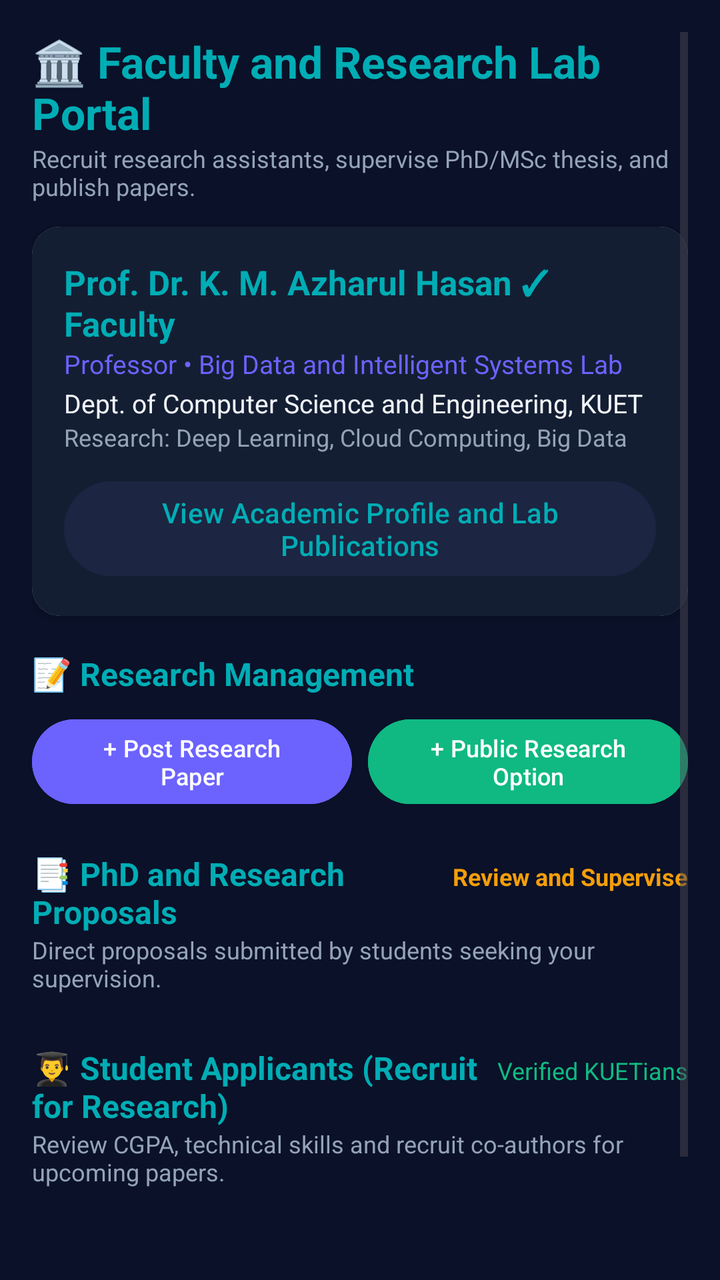
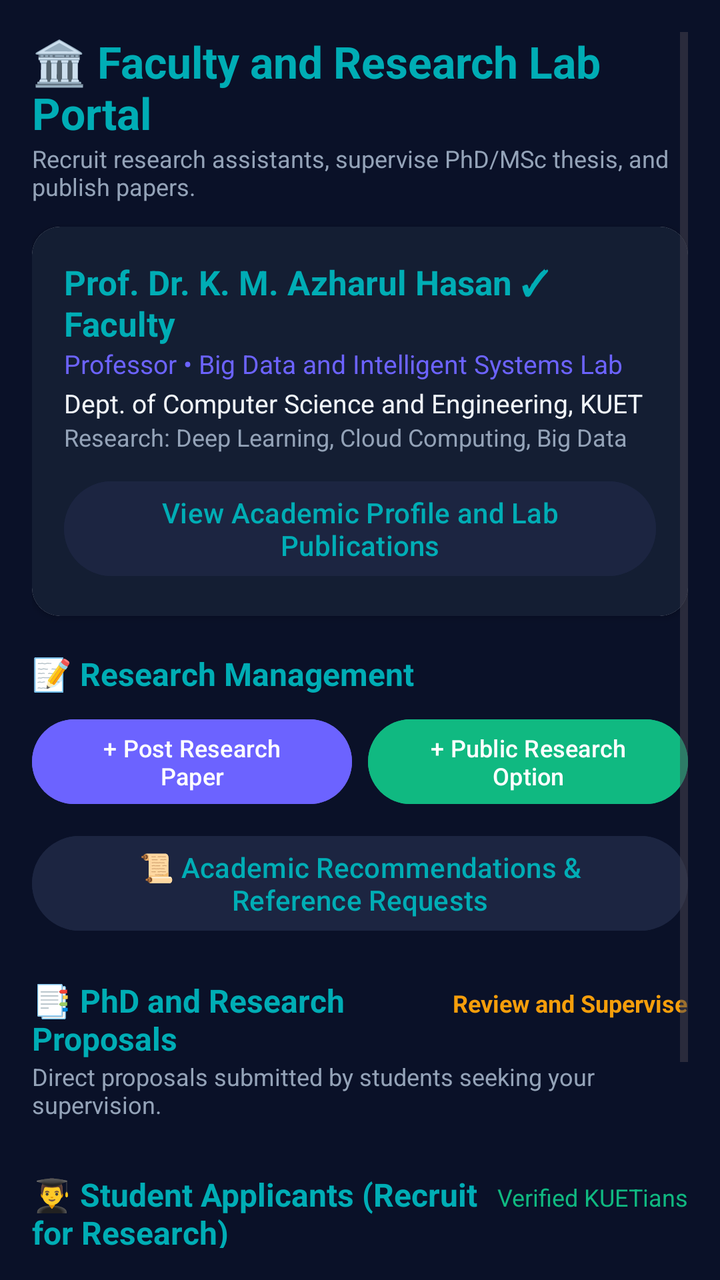

Compare the two renders of this Android layout. The source of the first and the diff that turns it into the second are given below.
<!-- AndroidManifest.xml: application theme Theme.WizardsOfTeligati -->
<!-- res/layout/fragment_teacher.xml -->
<?xml version="1.0" encoding="utf-8"?>
<ScrollView xmlns:android="http://schemas.android.com/apk/res/android"
    xmlns:app="http://schemas.android.com/apk/res-auto"
    android:layout_width="match_parent"
    android:layout_height="match_parent"
    android:background="@color/deep_navy"
    android:padding="16dp">

    <LinearLayout
        android:layout_width="match_parent"
        android:layout_height="wrap_content"
        android:orientation="vertical">

        
        <TextView
            android:layout_width="wrap_content"
            android:layout_height="wrap_content"
            android:text="🏛️ Faculty and Research Lab Portal"
            android:textColor="@color/mystic_cyan"
            android:textSize="22sp"
            android:textStyle="bold" />

        <TextView
            android:layout_width="wrap_content"
            android:layout_height="wrap_content"
            android:text="Recruit research assistants, supervise PhD/MSc thesis, and publish papers."
            android:textColor="@color/text_secondary"
            android:textSize="12sp" />

        
        <androidx.cardview.widget.CardView
            android:layout_width="match_parent"
            android:layout_height="wrap_content"
            android:layout_marginTop="12dp"
            app:cardCornerRadius="14dp">

            <LinearLayout
                android:layout_width="match_parent"
                android:layout_height="wrap_content"
                android:background="@color/card_dark"
                android:orientation="vertical"
                android:padding="16dp">

                <TextView
                    android:id="@+id/tvTeacherName"
                    android:layout_width="wrap_content"
                    android:layout_height="wrap_content"
                    android:text="Prof. Dr. K. M. Azharul Hasan ✓ Faculty"
                    android:textColor="@color/mystic_cyan"
                    android:textSize="17sp"
                    android:textStyle="bold" />

                <TextView
                    android:id="@+id/tvTeacherMeta"
                    android:layout_width="wrap_content"
                    android:layout_height="wrap_content"
                    android:text="Professor • Big Data and Intelligent Systems Lab"
                    android:textColor="@color/accent_purple"
                    android:textSize="13sp" />

                <TextView
                    android:layout_width="wrap_content"
                    android:layout_height="wrap_content"
                    android:layout_marginTop="2dp"
                    android:text="Dept. of Computer Science and Engineering, KUET"
                    android:textColor="@color/text_primary"
                    android:textSize="13sp" />

                <TextView
                    android:layout_width="wrap_content"
                    android:layout_height="wrap_content"
                    android:text="Research: Deep Learning, Cloud Computing, Big Data"
                    android:textColor="@color/text_secondary"
                    android:textSize="12sp" />

                <Button
                    android:id="@+id/btnTeacherProfile"
                    android:layout_width="match_parent"
                    android:layout_height="wrap_content"
                    android:layout_marginTop="10dp"
                    android:backgroundTint="@color/indigo_dark"
                    android:text="View Academic Profile and Lab Publications"
                    android:textColor="@color/mystic_cyan" />
            </LinearLayout>
        </androidx.cardview.widget.CardView>

        
        <TextView
            android:layout_width="wrap_content"
            android:layout_height="wrap_content"
            android:layout_marginTop="18dp"
            android:text="📝 Research Management"
            android:textColor="@color/mystic_cyan"
            android:textSize="16sp"
            android:textStyle="bold" />

        <LinearLayout
            android:layout_width="match_parent"
            android:layout_height="wrap_content"
            android:layout_marginTop="8dp"
            android:orientation="horizontal">

            <Button
                android:id="@+id/btnTeacherPostPaper"
                android:layout_width="0dp"
                android:layout_height="wrap_content"
                android:layout_weight="1"
                android:backgroundTint="@color/accent_purple"
                android:text="+ Post Research Paper"
                android:textColor="@color/white"
                android:textSize="12sp" />

            <Button
                android:id="@+id/btnTeacherPublicResearch"
                android:layout_width="0dp"
                android:layout_height="wrap_content"
                android:layout_marginStart="8dp"
                android:layout_weight="1"
                android:backgroundTint="@color/emerald_green"
                android:text="+ Public Research Option"
                android:textColor="@color/white"
                android:textSize="12sp" />
        </LinearLayout>

        
        <LinearLayout
            android:layout_width="match_parent"
            android:layout_height="wrap_content"
            android:layout_marginTop="20dp"
            android:orientation="horizontal">

            <TextView
                android:layout_width="0dp"
                android:layout_height="wrap_content"
                android:layout_weight="1"
                android:text="📑 PhD and Research Proposals"
                android:textColor="@color/mystic_cyan"
                android:textSize="16sp"
                android:textStyle="bold" />

            <TextView
                android:layout_width="wrap_content"
                android:layout_height="wrap_content"
                android:text="Review and Supervise"
                android:textColor="@color/accent_gold"
                android:textSize="12sp"
                android:textStyle="bold" />
        </LinearLayout>

        <TextView
            android:layout_width="wrap_content"
            android:layout_height="wrap_content"
            android:text="Direct proposals submitted by students seeking your supervision."
            android:textColor="@color/text_secondary"
            android:textSize="12sp" />

        <androidx.recyclerview.widget.RecyclerView
            android:id="@+id/rvTeacherProposals"
            android:layout_width="match_parent"
            android:layout_height="wrap_content"
            android:layout_marginTop="6dp"
            android:nestedScrollingEnabled="false" />

        
        <LinearLayout
            android:layout_width="match_parent"
            android:layout_height="wrap_content"
            android:layout_marginTop="20dp"
            android:orientation="horizontal">

            <TextView
                android:layout_width="0dp"
                android:layout_height="wrap_content"
                android:layout_weight="1"
                android:text="👨‍🎓 Student Applicants (Recruit for Research)"
                android:textColor="@color/mystic_cyan"
                android:textSize="16sp"
                android:textStyle="bold" />

            <TextView
                android:layout_width="wrap_content"
                android:layout_height="wrap_content"
                android:text="Verified KUETians"
                android:textColor="@color/emerald_green"
                android:textSize="12sp" />
        </LinearLayout>

        <TextView
            android:layout_width="wrap_content"
            android:layout_height="wrap_content"
            android:text="Review CGPA, technical skills and recruit co-authors for upcoming papers."
            android:textColor="@color/text_secondary"
            android:textSize="12sp" />

        <androidx.recyclerview.widget.RecyclerView
            android:id="@+id/rvTeacherStudents"
            android:layout_width="match_parent"
            android:layout_height="wrap_content"
            android:layout_marginTop="6dp"
            android:nestedScrollingEnabled="false" />

        
        <Button
            android:id="@+id/btnLogout"
            android:layout_width="match_parent"
            android:layout_height="wrap_content"
            android:layout_marginTop="20dp"
            android:layout_marginBottom="24dp"
            android:backgroundTint="@color/card_dark"
            android:text="Switch Role / Log Out"
            android:textColor="@color/text_secondary" />
    </LinearLayout>
</ScrollView>
<!-- resources referenced by this layout -->
<resources>
  <color name="accent_gold">#F59E0B</color>
  <color name="accent_purple">#6C63FF</color>
  <color name="card_dark">#141E33</color>
  <color name="deep_navy">#0A1128</color>
  <color name="emerald_green">#10B981</color>
  <color name="indigo_dark">#1C2541</color>
  <color name="mystic_cyan">#00ADB5</color>
  <color name="text_primary">#F1F5F9</color>
  <color name="text_secondary">#94A3B8</color>
  <color name="white">#FFFFFF</color>
  <style name="Theme.WizardsOfTeligati" parent="Theme.Material3.DayNight.NoActionBar">
          <item name="colorPrimary">@color/mystic_cyan</item>
          <item name="colorSecondary">@color/accent_purple</item>
          <item name="android:windowBackground">@color/deep_navy</item>
          <item name="colorSurface">@color/card_dark</item>
          <item name="colorOnSurface">@color/text_primary</item>
          <item name="colorOnPrimary">@color/deep_navy</item>
      </style>
</resources>

<!-- the commit's change to res/layout/fragment_teacher.xml (unified diff, before → after) -->
@@ -122,6 +122,15 @@
                 android:textSize="12sp" />
         </LinearLayout>
 
+        <Button
+            android:id="@+id/btnTeacherReferenceRequests"
+            android:layout_width="match_parent"
+            android:layout_height="wrap_content"
+            android:layout_marginTop="8dp"
+            android:backgroundTint="@color/indigo_dark"
+            android:text="📜 Academic Recommendations &amp; Reference Requests"
+            android:textColor="@color/mystic_cyan" />
+
         
         <LinearLayout
             android:layout_width="match_parent"
